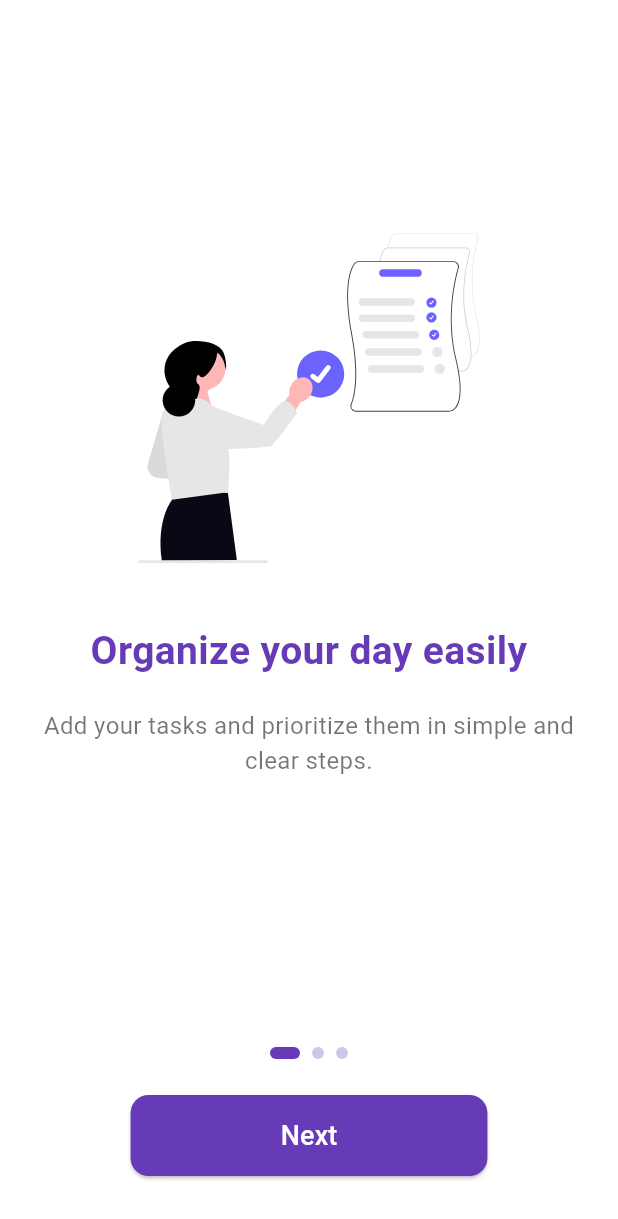
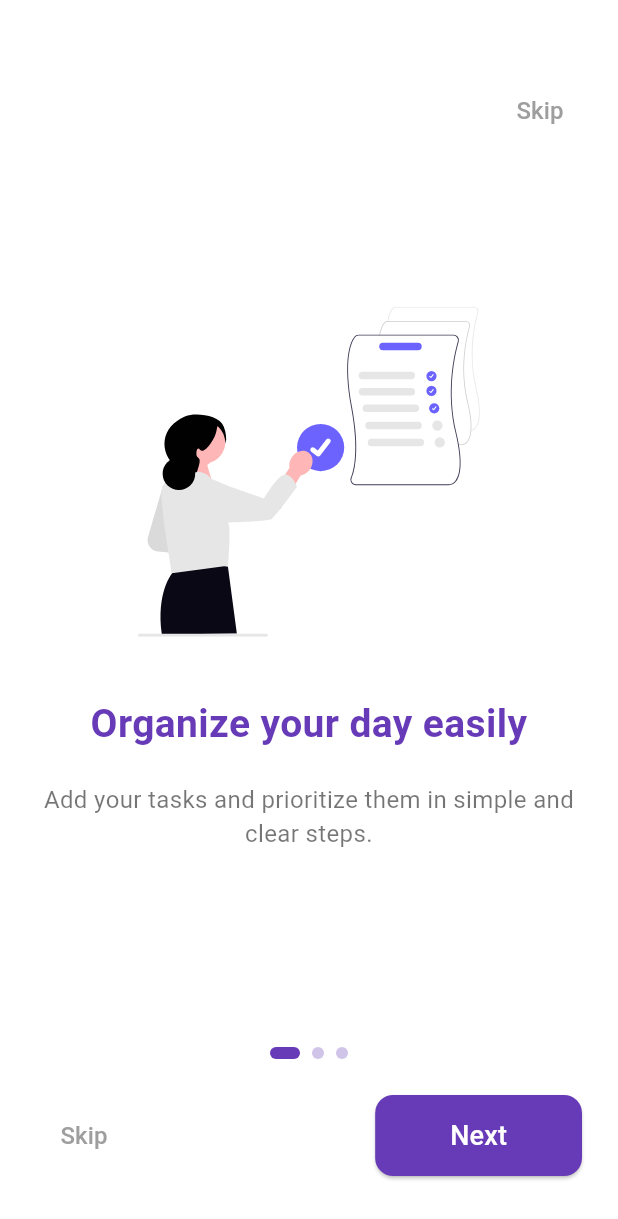
Before and after one commit to khadooja/ToDo_App, a Flutter app: the screen it shows after launch, on a phone screen of 412 x 824 dp. Shown: the top 1219 px of the screen. Run offline on Flutter 3.47's test engine with Material 3 defaults, Android fonts, the phone set to English and light mode, and no system bars; our stand-ins replace date_picker_timeline, flutter_local_notifications, flutter_staggered_animations, flutter_svg, get, get_storage and 5 more; accounts and stored records are empty.

```diff
--- a/lib/main.dart
+++ b/lib/main.dart
@@ -27,7 +27,7 @@ class MyApp extends StatelessWidget {
       themeMode: ThemeServices().theme,
       title: 'Flutter Demo',
       debugShowCheckedModeBanner: false,
-      home: SplashScreen(),
+      home: const SplashScreen(),
     );
   }
 }
--- a/lib/presentation/pages/onboarding_page.dart
+++ b/lib/presentation/pages/onboarding_page.dart
@@ -34,11 +34,9 @@ class _OnboardingScreenState extends State<OnboardingScreen> {
     },
   ];
 
-
   void _nextPage() {
     if (currentPage == onboardingData.length - 1) {
-      box.write('isFirstTime', false);
-      Get.off(() => const HomePage());
+      _finishOnboarding();
     } else {
       _pageController.nextPage(
         duration: const Duration(milliseconds: 400),
@@ -47,17 +45,18 @@ class _OnboardingScreenState extends State<OnboardingScreen> {
     }
   }
 
+  void _finishOnboarding() {
+    box.write('isFirstTime', false);
+    Get.off(() => const HomePage());
+  }
+
   Widget _buildPage(Map<String, String> data) {
     return Padding(
       padding: const EdgeInsets.symmetric(horizontal: 24.0),
       child: Column(
         mainAxisAlignment: MainAxisAlignment.center,
         children: [
-          // هنا استخدمنا SvgPicture.asset
-          SvgPicture.asset(
-            data["image"]!,
-            height: 220,
-          ),
+          SvgPicture.asset(data["image"]!, height: 220),
           const SizedBox(height: 40),
           Text(
             data["title"]!,
@@ -84,6 +83,26 @@ class _OnboardingScreenState extends State<OnboardingScreen> {
     return Scaffold(
       body: Column(
         children: [
+          // زر "Skip" في الأعلى
+          Align(
+            alignment: Alignment.topRight,
+            child: Padding(
+              padding: const EdgeInsets.only(top: 50, right: 20),
+              child: TextButton(
+                onPressed: _finishOnboarding,
+                child: const Text(
+                  "Skip",
+                  style: TextStyle(
+                    color: Colors.grey,
+                    fontSize: 16,
+                    fontWeight: FontWeight.w500,
+                  ),
+                ),
+              ),
+            ),
+          ),
+
+          // الصفحات
           Expanded(
             child: PageView.builder(
               controller: _pageController,
@@ -94,6 +113,8 @@ class _OnboardingScreenState extends State<OnboardingScreen> {
               itemBuilder: (_, i) => _buildPage(onboardingData[i]),
             ),
           ),
+
+          // المؤشرات
           Padding(
             padding: const EdgeInsets.symmetric(vertical: 24),
             child: Row(
@@ -115,13 +136,30 @@ class _OnboardingScreenState extends State<OnboardingScreen> {
               ),
             ),
           ),
+
+          // أزرار "Next" و"Skip"
           Padding(
-            padding: const EdgeInsets.only(bottom: 40),
-            child: ElevatedButton(
+            padding: const EdgeInsets.only(bottom: 40, right: 24, left: 24),
+            child: Row(
+              mainAxisAlignment: MainAxisAlignment.spaceBetween,
+              children: [
+                // زر Skip هنا أيضًا بجانب Next (اختياري)
+                if (currentPage < onboardingData.length - 1)
+                  TextButton(
+                    onPressed: _finishOnboarding,
+                    child: const Text(
+                      "Skip",
+                      style: TextStyle(color: Colors.grey, fontSize: 16),
+                    ),
+                  )
+                else
+                  const SizedBox(width: 70),
+
+                ElevatedButton(
                   style: ElevatedButton.styleFrom(
                     backgroundColor: Colors.deepPurple,
                     padding: const EdgeInsets.symmetric(
-                  horizontal: 100,
+                      horizontal: 50,
                       vertical: 14,
                     ),
                     shape: RoundedRectangleBorder(
@@ -136,6 +174,8 @@ class _OnboardingScreenState extends State<OnboardingScreen> {
                     style: const TextStyle(fontSize: 18, color: Colors.white),
                   ),
                 ),
+              ],
+            ),
           ),
         ],
       ),
```
Also changed, not shown: lib/core/services/notification_services.dart (+9 -0 lines), lib/presentation/widgets/advancedDrawer.dart (+21 -6 lines). Lines whose indentation alone changed are shown as unchanged.
